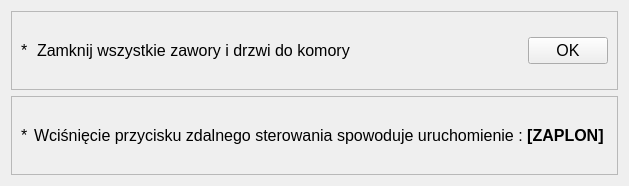
First picture: the form in app/nowytest_6.ui, repository wiacekmarcin/StanowiskoChemiczne, before the edit.
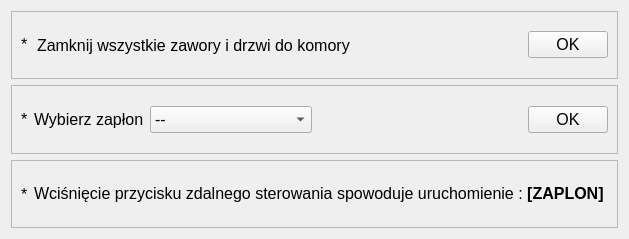
Second picture: the form after the edit. Custom widgets are drawn as their Qt base class.

```diff
--- a/app/nowytest_6.ui
+++ b/app/nowytest_6.ui
@@ -7,7 +7,7 @@
     <x>0</x>
     <y>0</y>
     <width>629</width>
-    <height>159</height>
+    <height>238</height>
    </rect>
   </property>
   <property name="font">
@@ -88,6 +88,76 @@
      <property name="frameShadow">
       <enum>QFrame::Raised</enum>
      </property>
+     <layout class="QHBoxLayout" name="horizontalLayout_3">
+      <item>
+       <widget class="QLabel" name="arriw_2">
+        <property name="text">
+         <string>*</string>
+        </property>
+       </widget>
+      </item>
+      <item>
+       <widget class="QLabel" name="txt_2">
+        <property name="text">
+         <string>Wybierz zapłon</string>
+        </property>
+       </widget>
+      </item>
+      <item>
+       <widget class="QComboBox" name="cbZaplon_2">
+        <item>
+         <property name="text">
+          <string>--</string>
+         </property>
+        </item>
+        <item>
+         <property name="text">
+          <string>Iskra elektryczna</string>
+         </property>
+        </item>
+        <item>
+         <property name="text">
+          <string>Iskra mechaniczna</string>
+         </property>
+        </item>
+        <item>
+         <property name="text">
+          <string>Płomień</string>
+         </property>
+        </item>
+       </widget>
+      </item>
+      <item>
+       <spacer name="horizontalSpacer_2">
+        <property name="orientation">
+         <enum>Qt::Horizontal</enum>
+        </property>
+        <property name="sizeHint" stdset="0">
+         <size>
+          <width>274</width>
+          <height>20</height>
+         </size>
+        </property>
+       </spacer>
+      </item>
+      <item>
+       <widget class="QPushButton" name="pbOK_2">
+        <property name="text">
+         <string>OK</string>
+        </property>
+       </widget>
+      </item>
+     </layout>
+    </widget>
+   </item>
+   <item>
+    <widget class="QFrame" name="frame_3">
+     <property name="frameShape">
+      <enum>QFrame::StyledPanel</enum>
+     </property>
+     <property name="frameShadow">
+      <enum>QFrame::Raised</enum>
+     </property>
      <layout class="QHBoxLayout" name="horizontalLayout_2">
       <item>
        <widget class="QLabel" name="label">
```
Left out of the diff: 2 changed lines with no effect on the pictures.
